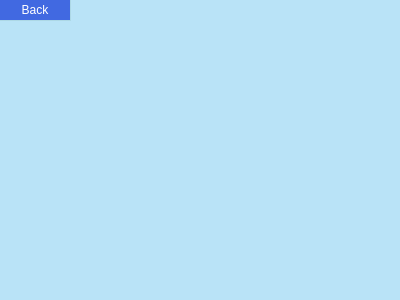
Before: the Qt Designer form highscore.ui in CREVIOS/minesweeper, drawn with Qt 5.
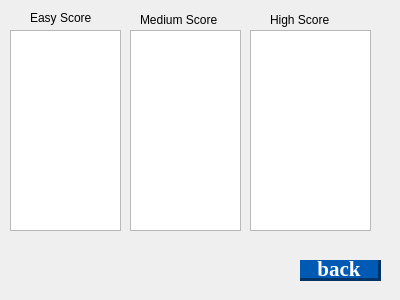
After: the same form once the commit is applied.

```diff
--- a/highscore.ui
+++ b/highscore.ui
@@ -13,30 +13,30 @@
   <property name="windowTitle">
    <string>Dialog</string>
   </property>
-  <property name="styleSheet">
-   <string notr="true">QDialog{ 
-background-color: 	#b9e3f7 ;
-color: #007dff;
-border-radius: 15px;
-}</string>
-  </property>
-  <widget class="QPushButton" name="Back_Button">
+  <widget class="QPushButton" name="back">
    <property name="geometry">
     <rect>
-     <x>0</x>
-     <y>0</y>
-     <width>71</width>
+     <x>300</x>
+     <y>260</y>
+     <width>81</width>
      <height>21</height>
     </rect>
    </property>
+   <property name="font">
+    <font>
+     <family>Georgia</family>
+     <pointsize>16</pointsize>
+     <bold>true</bold>
+    </font>
+   </property>
    <property name="styleSheet">
     <string notr="true">QPushButton{ 
 border-radius: 15px;
-border-right: 1px solid #ADD8E6;
-border-bottom: 1px solid #ADD8E6;
+border-right: 3px solid #003366;
+border-bottom: 3px solid #003366;
 }
 QPushButton:enabled{
-background-color: #4169e1;
+background-color: #0059b3;
 color: white;
 }
 QPushButton:pressed{
@@ -56,7 +56,76 @@
 </string>
    </property>
    <property name="text">
-    <string>Back</string>
+    <string>back</string>
+   </property>
+  </widget>
+  <widget class="QTextBrowser" name="easyScores">
+   <property name="geometry">
+    <rect>
+     <x>10</x>
+     <y>30</y>
+     <width>111</width>
+     <height>201</height>
+    </rect>
+   </property>
+  </widget>
+  <widget class="QTextBrowser" name="mediumScores">
+   <property name="geometry">
+    <rect>
+     <x>130</x>
+     <y>30</y>
+     <width>111</width>
+     <height>201</height>
+    </rect>
+   </property>
+  </widget>
+  <widget class="QTextBrowser" name="hardScores">
+   <property name="geometry">
+    <rect>
+     <x>250</x>
+     <y>30</y>
+     <width>121</width>
+     <height>201</height>
+    </rect>
+   </property>
+  </widget>
+  <widget class="QLabel" name="label">
+   <property name="geometry">
+    <rect>
+     <x>30</x>
+     <y>10</y>
+     <width>81</width>
+     <height>16</height>
+    </rect>
+   </property>
+   <property name="text">
+    <string>Easy Score</string>
+   </property>
+  </widget>
+  <widget class="QLabel" name="label_2">
+   <property name="geometry">
+    <rect>
+     <x>140</x>
+     <y>10</y>
+     <width>91</width>
+     <height>20</height>
+    </rect>
+   </property>
+   <property name="text">
+    <string>Medium Score</string>
+   </property>
+  </widget>
+  <widget class="QLabel" name="label_3">
+   <property name="geometry">
+    <rect>
+     <x>270</x>
+     <y>10</y>
+     <width>91</width>
+     <height>20</height>
+    </rect>
+   </property>
+   <property name="text">
+    <string>High Score</string>
    </property>
   </widget>
  </widget>
```
Left out of the diff: 4 changed lines with no effect on the pictures.
